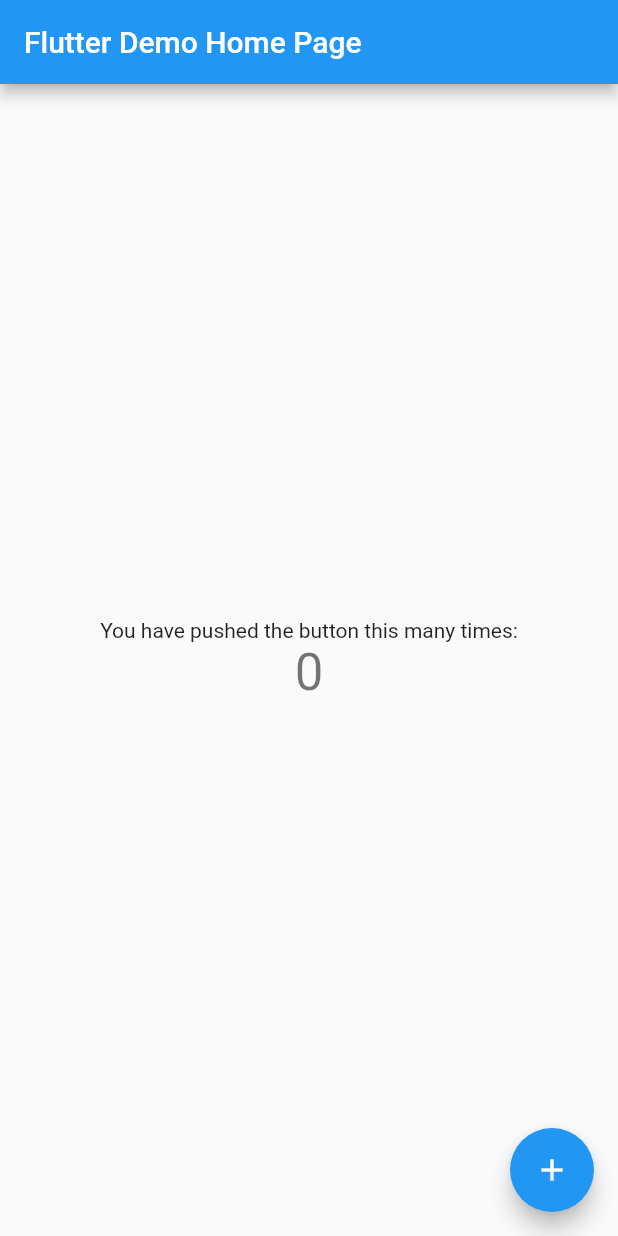
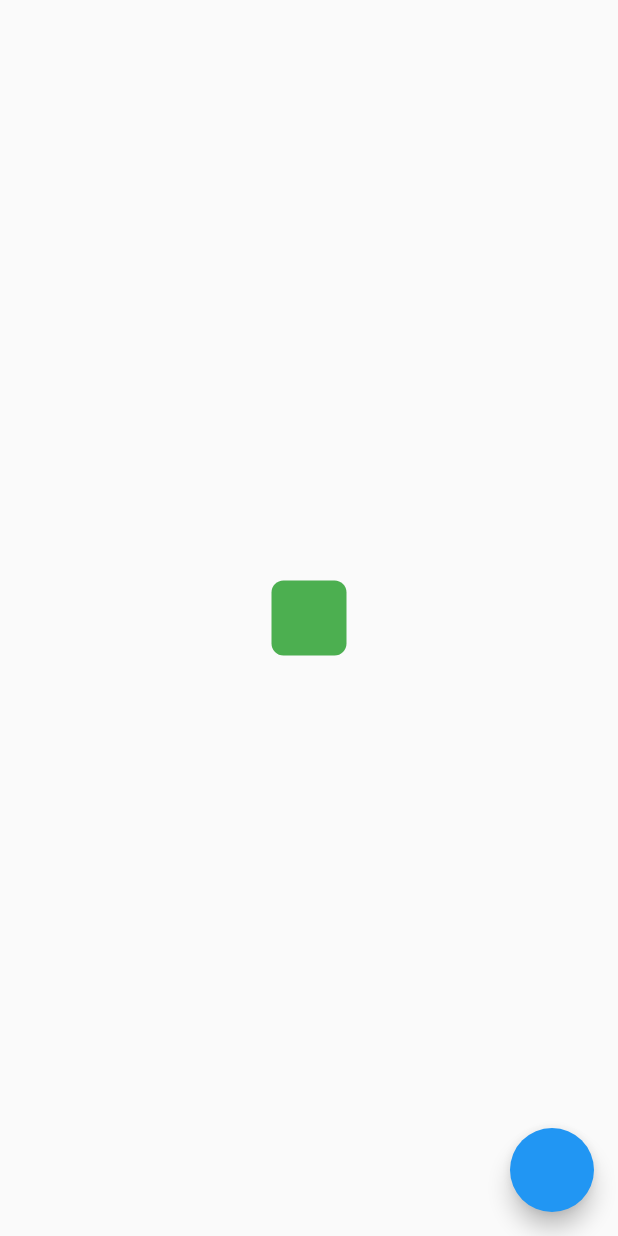
Before and after one commit to wurikiji/flutter-cookbook, a Flutter app: the screen it shows after launch, on a phone screen of 412 x 824 dp. Run offline on Flutter 3.47's test engine with Material 2 defaults, Android fonts, the phone set to English and light mode, and no system bars.

Commit message:
feat(animation): animated container - done

```diff
--- a/animation/animated_container/lib/main.dart
+++ b/animation/animated_container/lib/main.dart
@@ -1,115 +1,58 @@
+import 'dart:math';
+
 import 'package:flutter/material.dart';
 
 void main() {
-  runApp(const MyApp());
+  runApp(const MaterialApp(
+    home: Scaffold(body: AnimatedContainerApp()),
+  ));
 }
 
-class MyApp extends StatelessWidget {
-  const MyApp({super.key});
+class AnimatedContainerApp extends StatefulWidget {
+  const AnimatedContainerApp({super.key});
 
-  // This widget is the root of your application.
+  @override
+  State<AnimatedContainerApp> createState() => _AnimatedContainerAppState();
+}
+
+class _AnimatedContainerAppState extends State<AnimatedContainerApp> {
+  double _width = 50;
+  double _height = 50;
+  Color _color = Colors.green;
+  BorderRadiusGeometry _borderRadius = BorderRadius.circular(8);
+
   @override
   Widget build(BuildContext context) {
-    return MaterialApp(
-      title: 'Flutter Demo',
-      theme: ThemeData(
-        // This is the theme of your application.
-        //
-        // Try running your application with "flutter run". You'll see the
-        // application has a blue toolbar. Then, without quitting the app, try
-        // changing the primarySwatch below to Colors.green and then invoke
-        // "hot reload" (press "r" in the console where you ran "flutter run",
-        // or simply save your changes to "hot reload" in a Flutter IDE).
-        // Notice that the counter didn't reset back to zero; the application
-        // is not restarted.
-        primarySwatch: Colors.blue,
+    return Scaffold(
+      body: Center(
+        child: AnimatedContainer(
+          width: _width,
+          height: _height,
+          decoration: BoxDecoration(
+            color: _color,
+            borderRadius: _borderRadius,
+          ),
+          duration: const Duration(seconds: 1),
+          curve: Curves.fastOutSlowIn,
+        ),
       ),
-      home: const MyHomePage(title: 'Flutter Demo Home Page'),
+      floatingActionButton: FloatingActionButton(
+        onPressed: () {
+          setState(() {
+            final random = Random();
+            _width = random.nextInt(300).toDouble();
+            _height = random.nextInt(300).toDouble();
+            _color = Color.fromRGBO(
+              random.nextInt(256),
+              random.nextInt(256),
+              random.nextInt(256),
+              random.nextDouble(),
+            );
+            _borderRadius =
+                BorderRadius.circular(random.nextInt(100).toDouble());
+          });
+        },
+      ),
     );
   }
 }
-
-class MyHomePage extends StatefulWidget {
-  const MyHomePage({super.key, required this.title});
-
-  // This widget is the home page of your application. It is stateful, meaning
-  // that it has a State object (defined below) that contains fields that affect
-  // how it looks.
-
-  // This class is the configuration for the state. It holds the values (in this
-  // case the title) provided by the parent (in this case the App widget) and
-  // used by the build method of the State. Fields in a Widget subclass are
-  // always marked "final".
-
-  final String title;
-
-  @override
-  State<MyHomePage> createState() => _MyHomePageState();
-}
-
-class _MyHomePageState extends State<MyHomePage> {
-  int _counter = 0;
-
-  void _incrementCounter() {
-    setState(() {
-      // This call to setState tells the Flutter framework that something has
-      // changed in this State, which causes it to rerun the build method below
-      // so that the display can reflect the updated values. If we changed
-      // _counter without calling setState(), then the build method would not be
-      // called again, and so nothing would appear to happen.
-      _counter++;
-    });
-  }
-
-  @override
-  Widget build(BuildContext context) {
-    // This method is rerun every time setState is called, for instance as done
-    // by the _incrementCounter method above.
-    //
-    // The Flutter framework has been optimized to make rerunning build methods
-    // fast, so that you can just rebuild anything that needs updating rather
-    // than having to individually change instances of widgets.
-    return Scaffold(
-      appBar: AppBar(
-        // Here we take the value from the MyHomePage object that was created by
-        // the App.build method, and use it to set our appbar title.
-        title: Text(widget.title),
-      ),
-      body: Center(
-        // Center is a layout widget. It takes a single child and positions it
-        // in the middle of the parent.
-        child: Column(
-          // Column is also a layout widget. It takes a list of children and
-          // arranges them vertically. By default, it sizes itself to fit its
-          // children horizontally, and tries to be as tall as its parent.
-          //
-          // Invoke "debug painting" (press "p" in the console, choose the
-          // "Toggle Debug Paint" action from the Flutter Inspector in Android
-          // Studio, or the "Toggle Debug Paint" command in Visual Studio Code)
-          // to see the wireframe for each widget.
-          //
-          // Column has various properties to control how it sizes itself and
-          // how it positions its children. Here we use mainAxisAlignment to
-          // center the children vertically; the main axis here is the vertical
-          // axis because Columns are vertical (the cross axis would be
-          // horizontal).
-          mainAxisAlignment: MainAxisAlignment.center,
-          children: <Widget>[
-            const Text(
-              'You have pushed the button this many times:',
-            ),
-            Text(
-              '$_counter',
-              style: Theme.of(context).textTheme.headline4,
-            ),
-          ],
-        ),
-      ),
-      floatingActionButton: FloatingActionButton(
-        onPressed: _incrementCounter,
-        tooltip: 'Increment',
-        child: const Icon(Icons.add),
-      ), // This trailing comma makes auto-formatting nicer for build methods.
-    );
-  }
-}
```
